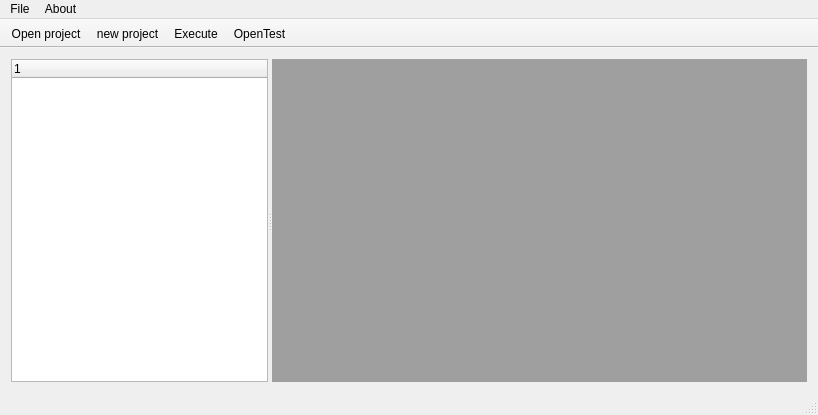
Old version of the form CiaicMemorias/mainwindow.ui in the repository irgNemo/oscarMariscal.
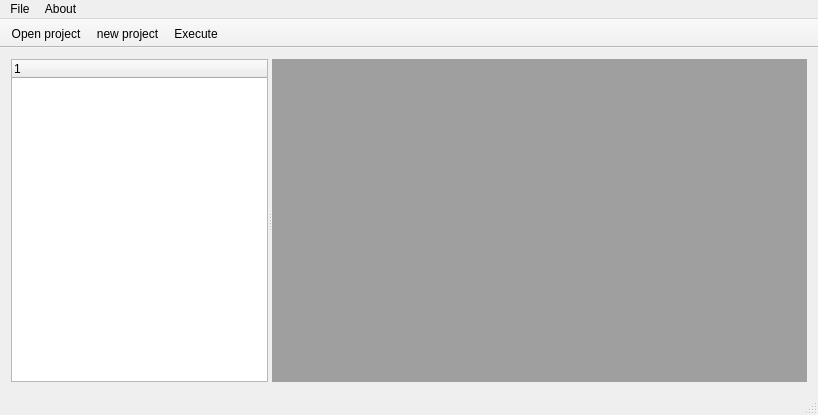
New version of the form. Icons and pictures are not drawn.

```diff
--- a/CiaicMemorias/mainwindow.ui
+++ b/CiaicMemorias/mainwindow.ui
@@ -90,7 +90,6 @@
    <addaction name="actionOpen_project"/>
    <addaction name="actionNew_project"/>
    <addaction name="actionExecute"/>
-   <addaction name="actionOpenTest"/>
   </widget>
   <widget class="QStatusBar" name="statusBar"/>
   <action name="actionOpen_project">
```
Left out of the diff: 2 changed lines with no effect on the pictures.
